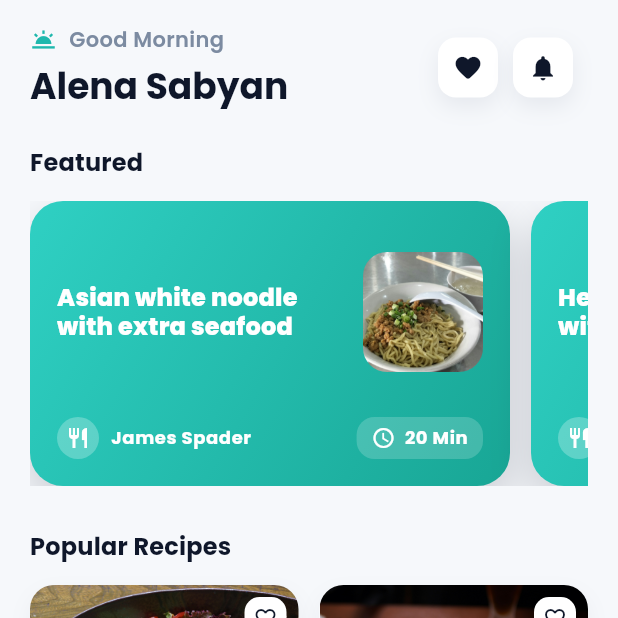
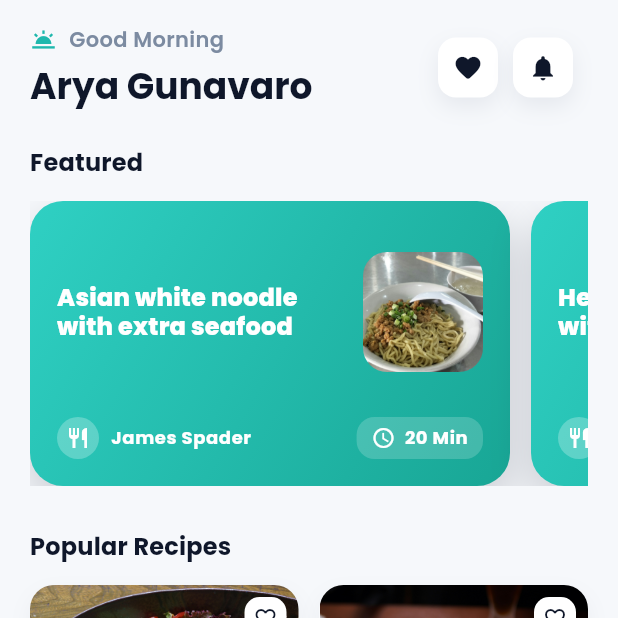
Before and after one commit to AryaGoberto/recipe-app, a Flutter app: the screen it shows after launch, on a phone screen of 412 x 824 dp, the top half of it. Run offline on Flutter 3.47's test engine with Material 3 defaults, Android fonts, the phone set to English and light mode, and no system bars; our stand-ins replace google_fonts.

Commit message:
fix name

```diff
--- a/lib/pages/recipe_home_page.dart
+++ b/lib/pages/recipe_home_page.dart
@@ -223,7 +223,7 @@ class RecipeHomePage extends StatelessWidget {
               ),
               const SizedBox(height: 6),
               Text(
-                'Alena Sabyan',
+                'Arya Gunavaro',
                 style: theme.textTheme.headlineSmall?.copyWith(
                   fontWeight: FontWeight.w700,
                   color: const Color(0xFF0F172A),
```
